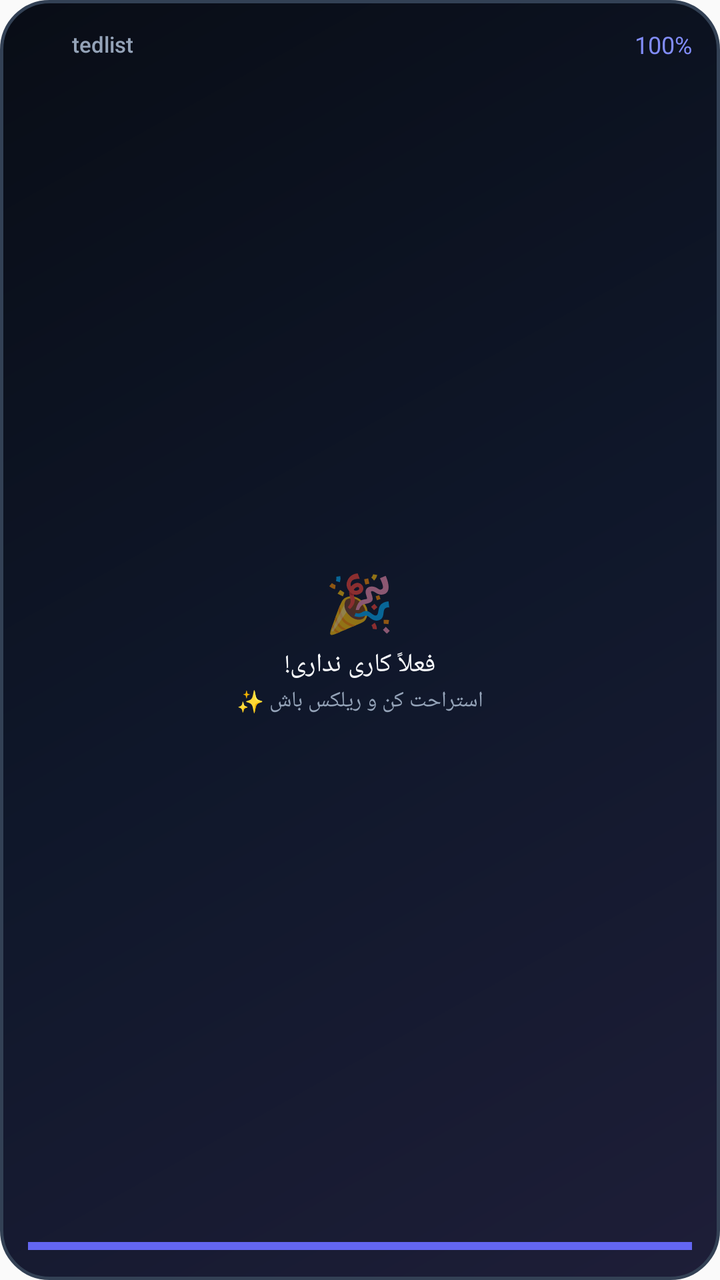
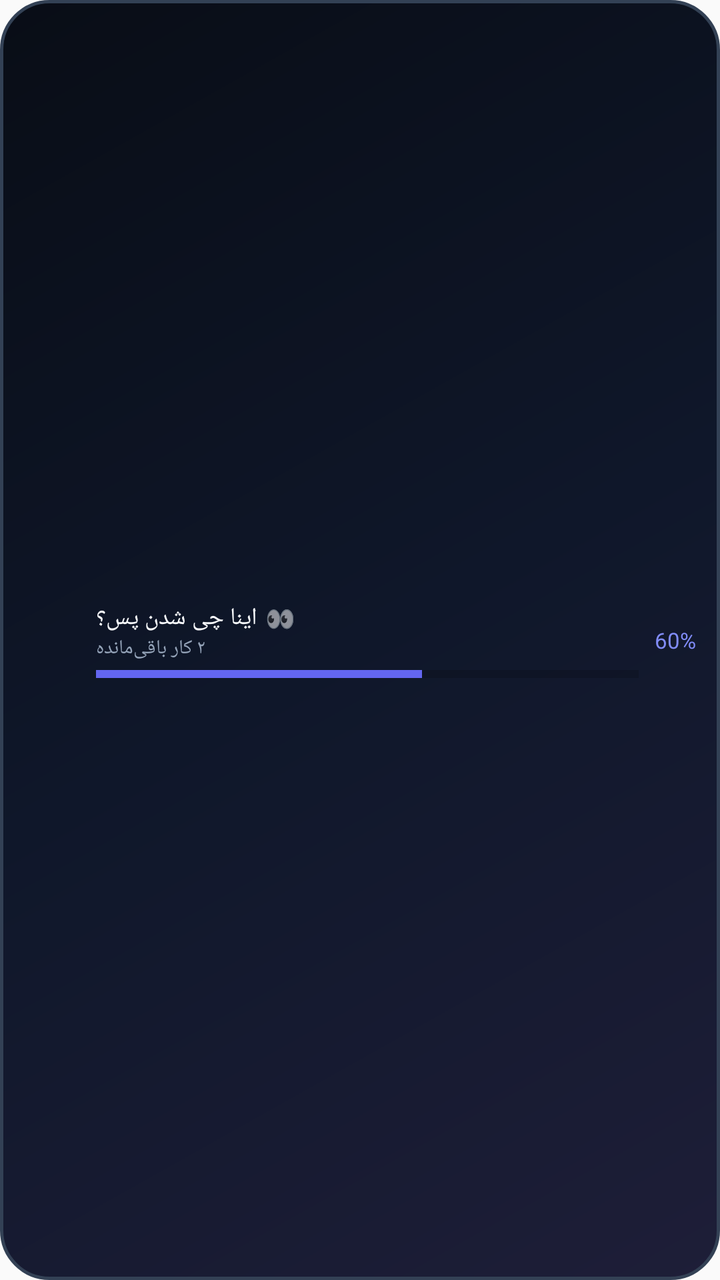

Two renders of the same Android screen: before a commit and after it. Below are the layout's source before the change and the commit's diff.
<!-- AndroidManifest.xml: application theme AppTheme -->
<!-- res/layout/widget_small.xml -->
<?xml version="1.0" encoding="utf-8"?>
<RelativeLayout xmlns:android="http://schemas.android.com/apk/res/android"
    android:id="@+id/widget_small_root"
    android:layout_width="match_parent"
    android:layout_height="match_parent"
    android:background="@drawable/widget_bg"
    android:padding="14dp">

    
    <LinearLayout
        android:id="@+id/top_bar"
        android:layout_width="match_parent"
        android:layout_height="wrap_content"
        android:gravity="center_vertical"
        android:orientation="horizontal">

        <ImageView
            android:layout_width="16dp"
            android:layout_height="16dp"
            android:src="@mipmap/ic_launcher_round" />

        <TextView
            android:layout_width="wrap_content"
            android:layout_height="wrap_content"
            android:layout_marginStart="6dp"
            android:fontFamily="sans-serif-medium"
            android:text="tedlist"
            android:textColor="#94a3b8"
            android:textSize="11sp" />

        <View
            android:layout_width="0dp"
            android:layout_height="1dp"
            android:layout_weight="1" />

        <TextView
            android:id="@+id/widget_small_percent"
            android:layout_width="wrap_content"
            android:layout_height="wrap_content"
            android:fontFamily="sans-serif-bold"
            android:text="100%"
            android:textColor="#818cf8"
            android:textSize="12sp" />
    </LinearLayout>

    
    <LinearLayout
        android:layout_width="match_parent"
        android:layout_height="wrap_content"
        android:layout_centerInParent="true"
        android:gravity="center"
        android:orientation="vertical">

        <TextView
            android:id="@+id/widget_small_emoji"
            android:layout_width="wrap_content"
            android:layout_height="wrap_content"
            android:text="🎉"
            android:textSize="28sp" />

        <TextView
            android:id="@+id/widget_small_headline"
            android:layout_width="wrap_content"
            android:layout_height="wrap_content"
            android:layout_marginTop="4dp"
            android:fontFamily="sans-serif-bold"
            android:gravity="center"
            android:text="فعلاً کاری نداری!"
            android:textColor="#f8fafc"
            android:textSize="13sp" />

        <TextView
            android:id="@+id/widget_small_sub"
            android:layout_width="wrap_content"
            android:layout_height="wrap_content"
            android:layout_marginTop="2dp"
            android:fontFamily="sans-serif"
            android:gravity="center"
            android:text="استراحت کن و ریلکس باش ✨"
            android:textColor="#94a3b8"
            android:textSize="11sp" />
    </LinearLayout>

    
    <ProgressBar
        android:id="@+id/widget_small_progress"
        style="?android:attr/progressBarStyleHorizontal"
        android:layout_width="match_parent"
        android:layout_height="6dp"
        android:layout_alignParentBottom="true"
        android:max="100"
        android:progress="100"
        android:progressTint="#6366f1" />
</RelativeLayout>
<!-- resources referenced by this layout -->
<resources>
  <!-- drawable widget_bg (drawable) -->
  <?xml version="1.0" encoding="utf-8"?>
  <shape xmlns:android="http://schemas.android.com/apk/res/android"
      android:shape="rectangle">
      <gradient
          android:angle="315"
          android:startColor="#090d16"
          android:centerColor="#0f172a"
          android:endColor="#1e1e38" />
      <corners android:radius="24dp" />
      <stroke
          android:width="1.5dp"
          android:color="#334155" />
  </shape>
  <!-- mipmap ic_launcher_round (mipmap-anydpi-v26) -->
  <?xml version="1.0" encoding="utf-8"?>
  <adaptive-icon xmlns:android="http://schemas.android.com/apk/res/android">
      <background android:drawable="@color/ic_launcher_background"/>
      <foreground android:drawable="@mipmap/ic_launcher_foreground"/>
  </adaptive-icon>
  <style name="AppTheme" parent="Theme.AppCompat.Light.DarkActionBar">
          
          <item name="colorPrimary">@color/colorPrimary</item>
          <item name="colorPrimaryDark">@color/colorPrimaryDark</item>
          <item name="colorAccent">@color/colorAccent</item>
      </style>
  <color name="ic_launcher_background">#020511</color>
</resources>

<!-- the commit's change to res/layout/widget_small.xml (unified diff, before → after) -->
@@ -1,94 +1,80 @@
 <?xml version="1.0" encoding="utf-8"?>
-<RelativeLayout xmlns:android="http://schemas.android.com/apk/res/android"
+<LinearLayout xmlns:android="http://schemas.android.com/apk/res/android"
     android:id="@+id/widget_small_root"
     android:layout_width="match_parent"
     android:layout_height="match_parent"
     android:background="@drawable/widget_bg"
-    android:padding="14dp">
+    android:gravity="center_vertical"
+    android:orientation="horizontal"
+    android:paddingStart="12dp"
+    android:paddingTop="8dp"
+    android:paddingEnd="12dp"
+    android:paddingBottom="8dp">
 
     
+    <ImageView
+        android:layout_width="26dp"
+        android:layout_height="26dp"
+        android:src="@mipmap/ic_launcher_round" />
+
     <LinearLayout
-        android:id="@+id/top_bar"
-        android:layout_width="match_parent"
+        android:layout_width="0dp"
         android:layout_height="wrap_content"
-        android:gravity="center_vertical"
-        android:orientation="horizontal">
+        android:layout_marginStart="10dp"
+        android:layout_weight="1"
+        android:orientation="vertical">
 
-        <ImageView
-            android:layout_width="16dp"
-            android:layout_height="16dp"
-            android:src="@mipmap/ic_launcher_round" />
-
-        <TextView
+        <LinearLayout
             android:layout_width="wrap_content"
             android:layout_height="wrap_content"
-            android:layout_marginStart="6dp"
-            android:fontFamily="sans-serif-medium"
-            android:text="tedlist"
-            android:textColor="#94a3b8"
-            android:textSize="11sp" />
+            android:gravity="center_vertical"
+            android:orientation="horizontal">
 
-        <View
-            android:layout_width="0dp"
-            android:layout_height="1dp"
-            android:layout_weight="1" />
+            <TextView
+                android:id="@+id/widget_small_headline"
+                android:layout_width="wrap_content"
+                android:layout_height="wrap_content"
+                android:fontFamily="sans-serif-bold"
+                android:text="اینا چی شدن پس؟"
+                android:textColor="#f8fafc"
+                android:textSize="12sp" />
 
-        <TextView
-            android:id="@+id/widget_small_percent"
-            android:layout_width="wrap_content"
-            android:layout_height="wrap_content"
-            android:fontFamily="sans-serif-bold"
-            android:text="100%"
-            android:textColor="#818cf8"
-            android:textSize="12sp" />
-    </LinearLayout>
-
-    
-    <LinearLayout
-        android:layout_width="match_parent"
-        android:layout_height="wrap_content"
-        android:layout_centerInParent="true"
-        android:gravity="center"
-        android:orientation="vertical">
-
-        <TextView
-            android:id="@+id/widget_small_emoji"
-            android:layout_width="wrap_content"
-            android:layout_height="wrap_content"
-            android:text="🎉"
-            android:textSize="28sp" />
-
-        <TextView
-            android:id="@+id/widget_small_headline"
-            android:layout_width="wrap_content"
-            android:layout_height="wrap_content"
-            android:layout_marginTop="4dp"
-            android:fontFamily="sans-serif-bold"
-            android:gravity="center"
-            android:text="فعلاً کاری نداری!"
-            android:textColor="#f8fafc"
-            android:textSize="13sp" />
+            <TextView
+                android:id="@+id/widget_small_emoji"
+                android:layout_width="wrap_content"
+                android:layout_height="wrap_content"
+                android:layout_marginStart="4dp"
+                android:text="👀"
+                android:textSize="12sp" />
+        </LinearLayout>
 
         <TextView
             android:id="@+id/widget_small_sub"
             android:layout_width="wrap_content"
             android:layout_height="wrap_content"
-            android:layout_marginTop="2dp"
             android:fontFamily="sans-serif"
-            android:gravity="center"
-            android:text="استراحت کن و ریلکس باش ✨"
+            android:text="۲ کار باقی‌مانده"
             android:textColor="#94a3b8"
-            android:textSize="11sp" />
+            android:textSize="10sp" />
+
+        <ProgressBar
+            android:id="@+id/widget_small_progress"
+            style="?android:attr/progressBarStyleHorizontal"
+            android:layout_width="match_parent"
+            android:layout_height="4dp"
+            android:layout_marginTop="4dp"
+            android:max="100"
+            android:progress="60"
+            android:progressTint="#6366f1" />
     </LinearLayout>
 
-    
-    <ProgressBar
-        android:id="@+id/widget_small_progress"
-        style="?android:attr/progressBarStyleHorizontal"
-        android:layout_width="match_parent"
-        android:layout_height="6dp"
-        android:layout_alignParentBottom="true"
-        android:max="100"
-        android:progress="100"
-        android:progressTint="#6366f1" />
-</RelativeLayout>
+    <TextView
+        android:id="@+id/widget_small_percent"
+        android:layout_width="wrap_content"
+        android:layout_height="wrap_content"
+        android:layout_marginStart="8dp"
+        android:fontFamily="sans-serif-bold"
+        android:text="60%"
+        android:textColor="#818cf8"
+        android:textSize="11sp" />
+</LinearLayout>
